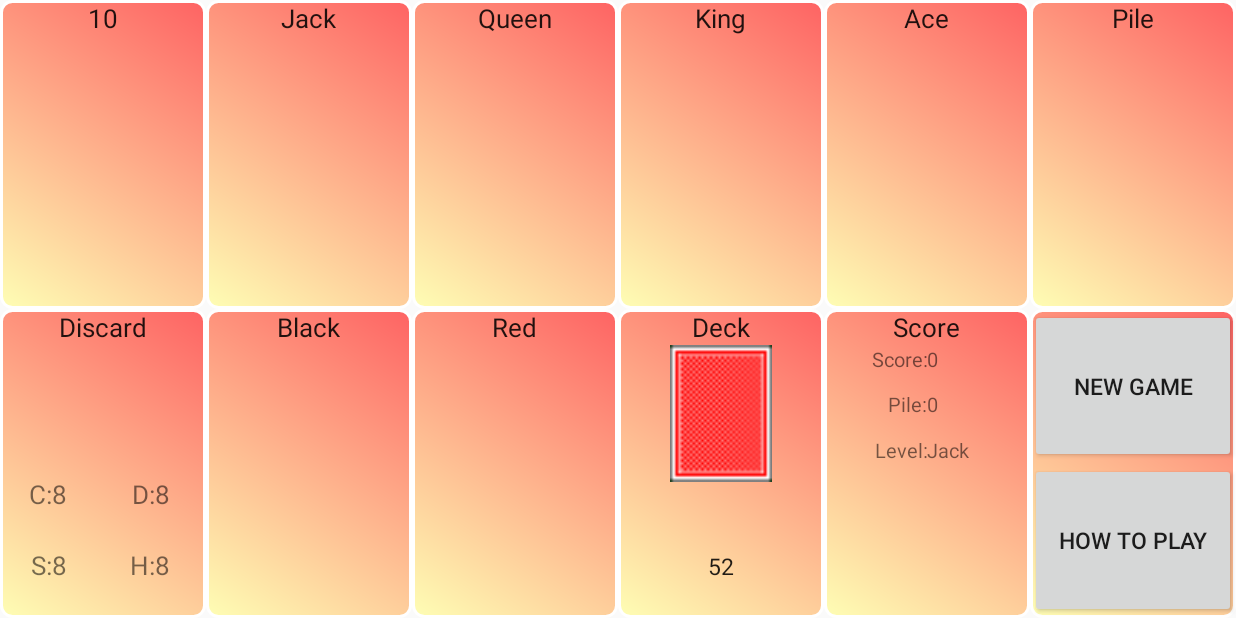
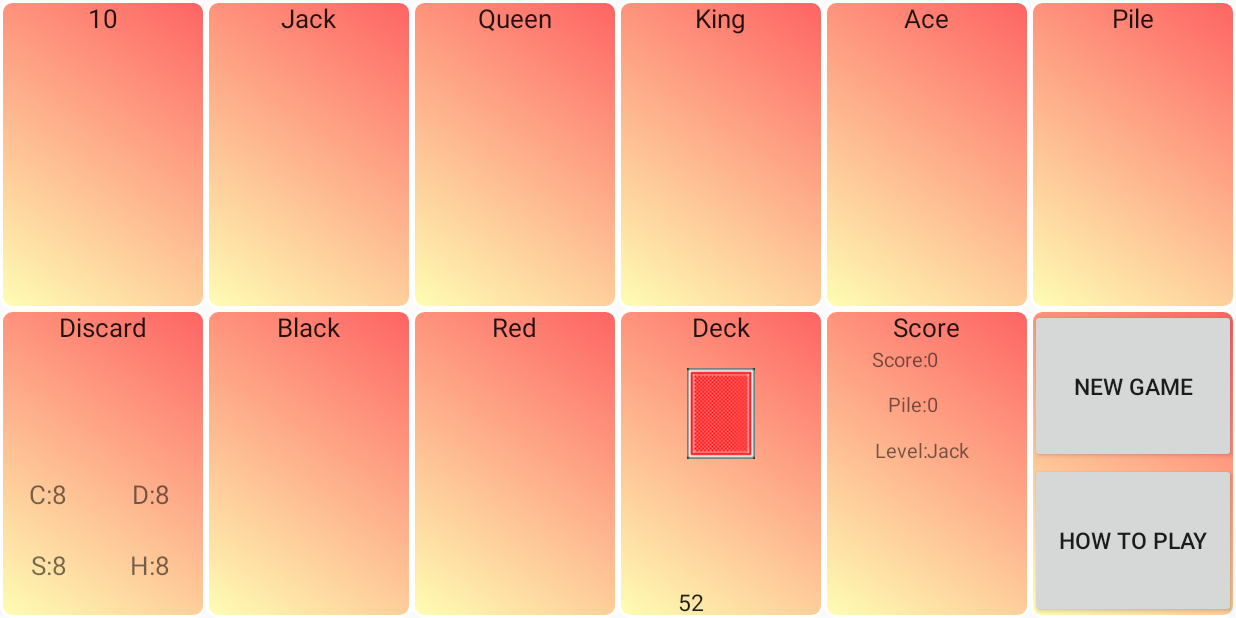
Before and after one commit to Klaus-Anderson/BlackRedSolitaire, an Android app: the screen it shows after launch (GameActivity), on a phone screen of 824 x 412 dp (held sideways). Run offline under Robolectric (Android 15) with nearby library versions, the phone set to English and light mode, and no system bars; our stand-ins replace ButterKnife.

Commit message:
Fixed issue with layouts

```diff
--- a/app/src/main/res/layout/activity_game.xml
+++ b/app/src/main/res/layout/activity_game.xml
@@ -32,20 +32,21 @@
                 android:layout_width="match_parent"
                 android:layout_height="match_parent"
                 android:baselineAligned="false"
+                android:gravity="center_horizontal"
                 android:layout_weight="1">
 
                 <FrameLayout
                     android:id="@+id/ten_clubs"
-                    android:layout_width="match_parent"
+                    android:layout_width="45dp"
                     android:layout_height="match_parent"
-                    android:layout_weight="1" >
+                    android:layout_marginEnd="2dp">
                 </FrameLayout>
 
                 <FrameLayout
                     android:id="@+id/ten_diamonds"
-                    android:layout_width="match_parent"
+                    android:layout_width="45dp"
                     android:layout_height="match_parent"
-                    android:layout_weight="1" >
+                    android:layout_marginStart="2dp">
                 </FrameLayout>
             </LinearLayout>
 
@@ -53,20 +54,21 @@
                 android:layout_width="match_parent"
                 android:layout_height="match_parent"
                 android:baselineAligned="false"
+                android:gravity="center_horizontal"
                 android:layout_weight="1">
 
                 <FrameLayout
                     android:id="@+id/ten_spades"
-                    android:layout_width="match_parent"
+                    android:layout_width="45dp"
                     android:layout_height="match_parent"
-                    android:layout_weight="1" >
+                    android:layout_marginEnd="2dp">
                 </FrameLayout>
 
                 <FrameLayout
                     android:id="@+id/ten_hearts"
-                    android:layout_width="match_parent"
+                    android:layout_width="45dp"
                     android:layout_height="match_parent"
-                    android:layout_weight="1" >
+                    android:layout_marginStart="2dp">
                 </FrameLayout>
             </LinearLayout>
         </LinearLayout>
@@ -92,20 +94,21 @@
                 android:layout_width="match_parent"
                 android:layout_height="match_parent"
                 android:baselineAligned="false"
+                android:gravity="center_horizontal"
                 android:layout_weight="1">
 
                 <FrameLayout
                     android:id="@+id/jack_clubs"
-                    android:layout_width="match_parent"
+                    android:layout_width="45dp"
                     android:layout_height="match_parent"
-                    android:layout_weight="1" >
+                    android:layout_marginEnd="2dp">
                 </FrameLayout>
 
                 <FrameLayout
                     android:id="@+id/jack_diamonds"
-                    android:layout_width="match_parent"
+                    android:layout_width="45dp"
                     android:layout_height="match_parent"
-                    android:layout_weight="1" >
+                    android:layout_marginStart="2dp">
                 </FrameLayout>
             </LinearLayout>
 
@@ -113,20 +116,21 @@
                 android:layout_width="match_parent"
                 android:layout_height="match_parent"
                 android:baselineAligned="false"
+                android:gravity="center_horizontal"
                 android:layout_weight="1">
 
                 <FrameLayout
                     android:id="@+id/jack_spades"
-                    android:layout_width="match_parent"
+                    android:layout_width="45dp"
                     android:layout_height="match_parent"
-                    android:layout_weight="1" >
+                    android:layout_marginEnd="2dp">
                 </FrameLayout>
 
                 <FrameLayout
                     android:id="@+id/jack_hearts"
-                    android:layout_width="match_parent"
+                    android:layout_width="45dp"
                     android:layout_height="match_parent"
-                    android:layout_weight="1" >
+                    android:layout_marginStart="2dp">
                 </FrameLayout>
             </LinearLayout>
         </LinearLayout>
@@ -152,20 +156,21 @@
                 android:layout_width="match_parent"
                 android:layout_height="match_parent"
                 android:baselineAligned="false"
+                android:gravity="center_horizontal"
                 android:layout_weight="1">
 
                 <FrameLayout
                     android:id="@+id/queen_clubs"
-                    android:layout_width="match_parent"
+                    android:layout_width="45dp"
                     android:layout_height="match_parent"
-                    android:layout_weight="1" >
+                    android:layout_marginEnd="2dp">
                 </FrameLayout>
 
                 <FrameLayout
                     android:id="@+id/queen_diamonds"
-                    android:layout_width="match_parent"
+                    android:layout_width="45dp"
                     android:layout_height="match_parent"
-                    android:layout_weight="1" >
+                    android:layout_marginStart="2dp">
                 </FrameLayout>
             </LinearLayout>
 
@@ -173,20 +178,21 @@
                 android:layout_width="match_parent"
                 android:layout_height="match_parent"
                 android:baselineAligned="false"
+                android:gravity="center_horizontal"
                 android:layout_weight="1">
 
                 <FrameLayout
                     android:id="@+id/queen_spades"
-                    android:layout_width="match_parent"
+                    android:layout_width="45dp"
                     android:layout_height="match_parent"
-                    android:layout_weight="1" >
+                    android:layout_marginEnd="2dp">
                 </FrameLayout>
 
                 <FrameLayout
                     android:id="@+id/queen_hearts"
-                    android:layout_width="match_parent"
+                    android:layout_width="45dp"
                     android:layout_height="match_parent"
-                    android:layout_weight="1" >
+                    android:layout_marginStart="2dp">
                 </FrameLayout>
             </LinearLayout>
         </LinearLayout>
@@ -212,20 +218,21 @@
                 android:layout_width="match_parent"
                 android:layout_height="match_parent"
                 android:baselineAligned="false"
+                android:gravity="center_horizontal"
                 android:layout_weight="1">
 
                 <FrameLayout
                     android:id="@+id/king_clubs"
-                    android:layout_width="match_parent"
+                    android:layout_width="45dp"
                     android:layout_height="match_parent"
-                    android:layout_weight="1" >
+                    android:layout_marginEnd="2dp">
                 </FrameLayout>
 
                 <FrameLayout
                     android:id="@+id/king_diamonds"
-                    android:layout_width="match_parent"
+                    android:layout_width="45dp"
                     android:layout_height="match_parent"
-                    android:layout_weight="1" >
+                    android:layout_marginStart="2dp">
                 </FrameLayout>
             </LinearLayout>
 
@@ -233,20 +240,21 @@
                 android:layout_width="match_parent"
                 android:layout_height="match_parent"
                 android:baselineAligned="false"
+                android:gravity="center_horizontal"
                 android:layout_weight="1">
 
                 <FrameLayout
                     android:id="@+id/king_spades"
-                    android:layout_width="match_parent"
+                    android:layout_width="45dp"
                     android:layout_height="match_parent"
-                    android:layout_weight="1" >
+                    android:layout_marginEnd="2dp">
                 </FrameLayout>
 
                 <FrameLayout
                     android:id="@+id/king_hearts"
-                    android:layout_width="match_parent"
+                    android:layout_width="45dp"
                     android:layout_height="match_parent"
-                    android:layout_weight="1" >
+                    android:layout_marginStart="2dp">
                 </FrameLayout>
             </LinearLayout>
         </LinearLayout>
@@ -272,20 +280,21 @@
                 android:layout_width="match_parent"
                 android:layout_height="match_parent"
                 android:baselineAligned="false"
+                android:gravity="center_horizontal"
                 android:layout_weight="1">
 
                 <FrameLayout
                     android:id="@+id/ace_clubs"
-                    android:layout_width="match_parent"
+                    android:layout_width="45dp"
                     android:layout_height="match_parent"
-                    android:layout_weight="1" >
+                    android:layout_marginEnd="2dp">
                 </FrameLayout>
 
                 <FrameLayout
                     android:id="@+id/ace_diamonds"
-                    android:layout_width="match_parent"
+                    android:layout_width="45dp"
                     android:layout_height="match_parent"
-                    android:layout_weight="1" >
+                    android:layout_marginStart="2dp">
                 </FrameLayout>
             </LinearLayout>
 
@@ -293,20 +302,21 @@
                 android:layout_width="match_parent"
                 android:layout_height="match_parent"
                 android:baselineAligned="false"
+                android:gravity="center_horizontal"
                 android:layout_weight="1">
 
                 <FrameLayout
                     android:id="@+id/ace_spades"
-                    android:layout_width="match_parent"
+                    android:layout_width="45dp"
                     android:layout_height="match_parent"
-                    android:layout_weight="1" >
+                    android:layout_marginEnd="2dp">
                 </FrameLayout>
 
                 <FrameLayout
                     android:id="@+id/ace_hearts"
-                    android:layout_width="match_parent"
+                    android:layout_width="45dp"
                     android:layout_height="match_parent"
-                    android:layout_weight="1" >
+                    android:layout_marginStart="2dp">
                 </FrameLayout>
             </LinearLayout>
         </LinearLayout>
@@ -332,20 +342,21 @@
                 android:layout_width="match_parent"
                 android:layout_height="match_parent"
                 android:baselineAligned="false"
+                android:gravity="center_horizontal"
                 android:layout_weight="1">
 
                 <FrameLayout
                     android:id="@+id/pile_clubs"
-                    android:layout_width="match_parent"
+                    android:layout_width="45dp"
                     android:layout_height="match_parent"
-                    android:layout_weight="1" >
+                    android:layout_marginEnd="2dp">
                 </FrameLayout>
 
                 <FrameLayout
                     android:id="@+id/pile_diamonds"
-                    android:layout_width="match_parent"
+                    android:layout_width="45dp"
                     android:layout_height="match_parent"
-                    android:layout_weight="1" >
+                    android:layout_marginStart="2dp">
                 </FrameLayout>
             </LinearLayout>
 
@@ -353,20 +364,21 @@
                 android:layout_width="match_parent"
                 android:layout_height="match_parent"
                 android:baselineAligned="false"
+                android:gravity="center_horizontal"
                 android:layout_weight="1">
 
                 <FrameLayout
                     android:id="@+id/pile_spades"
-                    android:layout_width="match_parent"
+                    android:layout_width="45dp"
                     android:layout_height="match_parent"
-                    android:layout_weight="1" >
+                    android:layout_marginEnd="2dp">
                 </FrameLayout>
 
                 <FrameLayout
                     android:id="@+id/pile_hearts"
-                    android:layout_width="match_parent"
+                    android:layout_width="45dp"
                     android:layout_height="match_parent"
-                    android:layout_weight="1" >
+                    android:layout_marginStart="2dp">
                 </FrameLayout>
             </LinearLayout>
         </LinearLayout>
@@ -398,7 +410,7 @@
 
             <FrameLayout
                 android:id="@+id/discardFrame"
-                android:layout_width="match_parent"
+                android:layout_width="45dp"
                 android:layout_height="match_parent"
                 android:layout_gravity="center"
                 android:layout_weight="3">
@@ -500,7 +512,7 @@
 
             <FrameLayout
                 android:id="@+id/blackFrame"
-                android:layout_width="match_parent"
+                android:layout_width="45dp"
                 android:layout_height="match_parent"
                 android:layout_gravity="center"
                 android:layout_weight="1">
@@ -538,7 +550,7 @@
 
             <FrameLayout
                 android:id="@+id/redFrame"
-                android:layout_width="match_parent"
+                android:layout_width="45dp"
                 android:layout_height="match_parent"
                 android:layout_gravity="center"
                 android:layout_weight="1">
@@ -576,11 +588,10 @@
 
             <FrameLayout
                 android:id="@+id/deckFrame"
-                android:layout_width="match_parent"
+                android:layout_width="45dp"
                 android:layout_height="match_parent"
                 android:layout_gravity="center"
-                android:layout_weight="5"
-
+                android:layout_weight="1"
                 >
 
                 <ImageView
@@ -590,28 +601,35 @@
                     android:src="@drawable/card_back"
                     android:contentDescription="@string/top_card_access"/>
             </FrameLayout>
-
+            <RelativeLayout
+                android:layout_width="wrap_content"
+                android:layout_height="wrap_content"
+                android:layout_weight="1">
                 <TextView
                     android:id="@+id/deckDiscardText"
                     android:layout_width="wrap_content"
                     android:layout_height="match_parent"
-                android:gravity="center_horizontal"
                     android:layout_gravity="center"
+                    android:layout_centerHorizontal="true"
+                    android:layout_alignParentBottom="true"
                     android:text="@string/press_to_discard"
                     android:textAppearance="?android:attr/textAppearanceLarge"
                     android:textSize="13sp"
                     android:visibility="invisible"
-                android:layout_weight="7"/>
+                    />
 
                 <TextView
                     android:id="@+id/cardsLeftText"
                     android:layout_width="wrap_content"
-                android:layout_height="match_parent"
+                    android:layout_height="wrap_content"
                     android:layout_gravity="center"
                     android:text="@string/_52"
+                    android:layout_centerHorizontal="true"
+                    android:layout_alignParentBottom="true"
                     android:textAppearance="?android:attr/textAppearanceLarge"
-                android:textSize="15sp"
-                android:layout_weight="7"/>
+                    android:textSize="15sp"/>
+            </RelativeLayout>
+
         </LinearLayout>
 
         <LinearLayout
```
Lines whose indentation alone changed are shown as unchanged.
